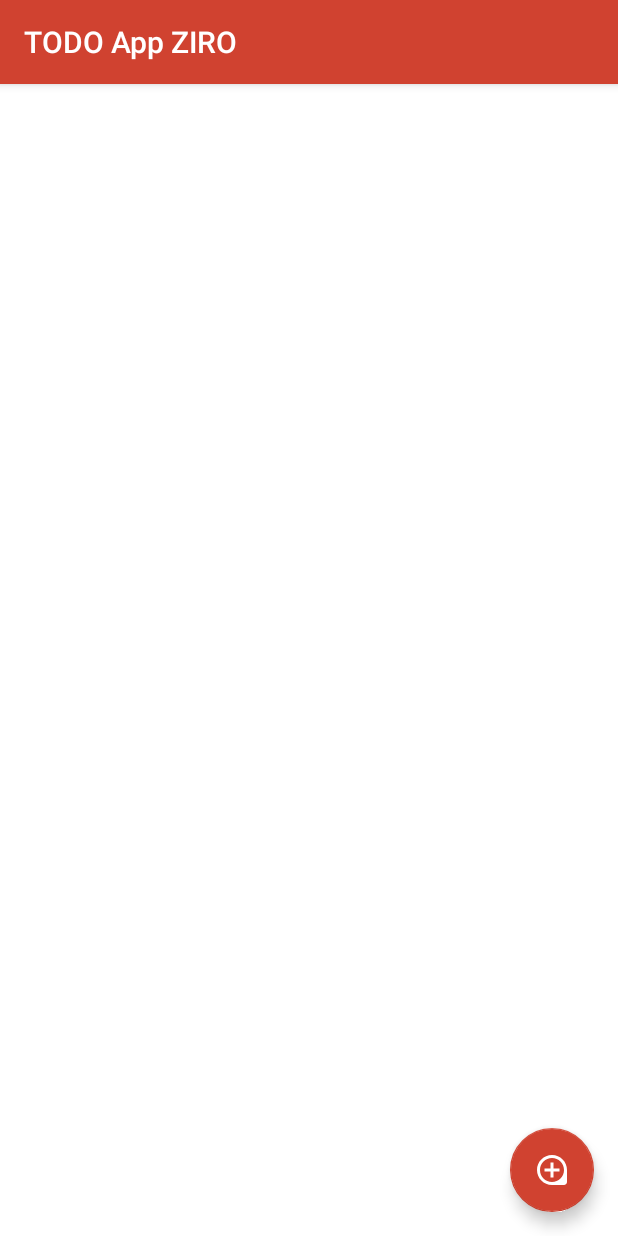
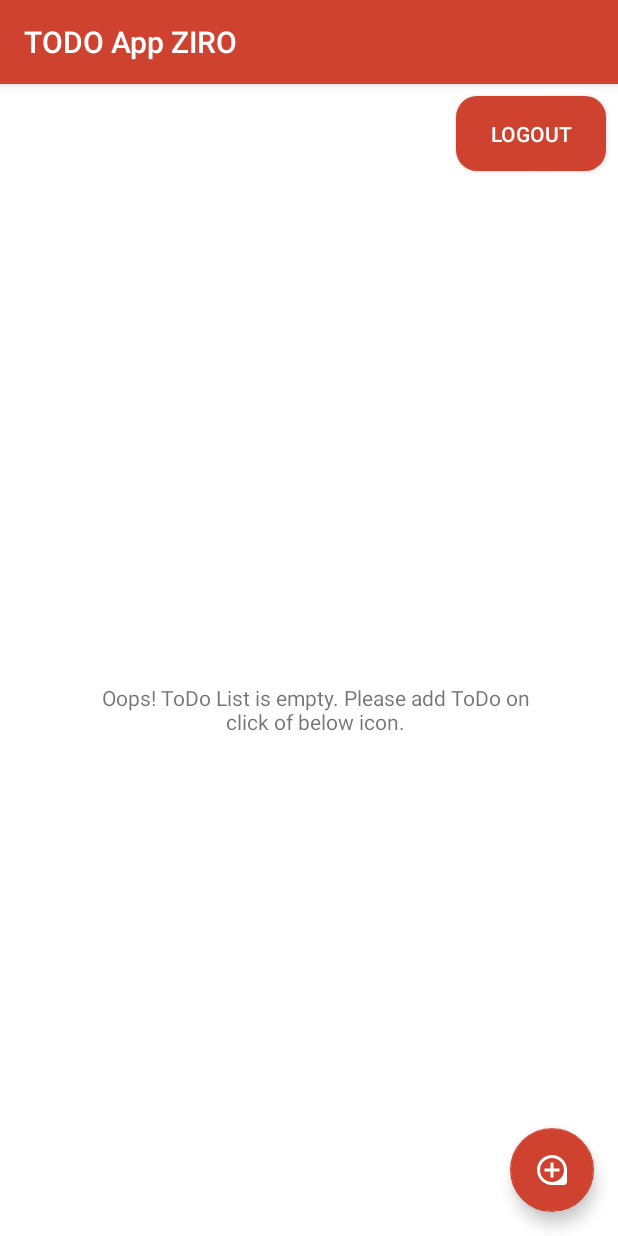
Before and after one commit to shubhamkhuva/ToDo-App, an Android app: the HomeActivity screen opened directly, with no data from a screen before it, on a phone screen of 412 x 824 dp. Run offline under Robolectric (Android 15) with nearby library versions, the phone set to English and light mode, and no system bars.

Commit message:
Minor Changes

```diff
--- a/app/src/main/AndroidManifest.xml
+++ b/app/src/main/AndroidManifest.xml
@@ -10,7 +10,7 @@
         android:roundIcon="@mipmap/ic_launcher_round"
         android:supportsRtl="true"
         android:theme="@style/AppTheme">
-        <activity android:name=".activities.LoginActivity">
+        <activity android:name=".activities.SplashScreen">
             <intent-filter>
                 <action android:name="android.intent.action.MAIN" />
 
@@ -19,6 +19,7 @@
         </activity>
         <activity android:name=".activities.HomeActivity"/>
         <activity android:name=".activities.RegisterActivity"/>
+        <activity android:name=".activities.LoginActivity"/>
     </application>
 
 </manifest>
--- a/app/src/main/java/com/shubhamkhuva/todoappziro/activities/HomeActivity.kt
+++ b/app/src/main/java/com/shubhamkhuva/todoappziro/activities/HomeActivity.kt
@@ -1,8 +1,10 @@
 package com.shubhamkhuva.todoappziro.activities
 
+import android.content.Intent
 import android.support.v7.app.AppCompatActivity
 import android.os.Bundle
 import android.support.v7.widget.LinearLayoutManager
+import android.view.View
 import com.shubhamkhuva.newday.adapter.ToDoListAdapter
 import com.shubhamkhuva.todoappziro.models.ToDoModel
 import kotlinx.android.synthetic.main.activity_home.*
@@ -11,6 +13,7 @@ import org.json.JSONObject
 import kotlin.collections.ArrayList
 import android.widget.*
 import com.shubhamkhuva.todoappziro.R
+import com.shubhamkhuva.todoappziro.utils.GeneralUtils
 import com.shubhamkhuva.todoappziro.utils.ToDoDialog
 
 class HomeActivity : AppCompatActivity() {
@@ -28,19 +31,41 @@ class HomeActivity : AppCompatActivity() {
         fab.setOnClickListener { view ->
             ToDoDialog().openAdd(this,"","","","")
         }
+        logout.setOnClickListener {
+            GeneralUtils().saveToSharedPerfBoolean(this,"login",false)
+            val intent = Intent(applicationContext, LoginActivity::class.java)
+            startActivity(intent)
+        }
     }
 
-    public fun readDatafromDB() {
+    fun readDatafromDB() {
         val taskLists = dbHelper?.getResults()
-        toDoModel.clear()
-        if (taskLists != null) {
-            for (i in 0 until taskLists.length()) {
-                toDoModel.add(ToDoModel((taskLists[i] as JSONObject).get("id").toString(),(taskLists[i] as JSONObject).get("TaskName").toString(),(taskLists[i] as JSONObject).get("Date").toString(),(taskLists[i] as JSONObject).get("Time").toString(),(taskLists[i] as JSONObject).get("Status").toString()))
+        if(taskLists!!.length()>0) {
+            toDoModel.clear()
+            if (taskLists != null) {
+                for (i in 0 until taskLists.length()) {
+                    toDoModel.add(
+                        ToDoModel(
+                            (taskLists[i] as JSONObject).get("id").toString(),
+                            (taskLists[i] as JSONObject).get("TaskName").toString(),
+                            (taskLists[i] as JSONObject).get("Date").toString(),
+                            (taskLists[i] as JSONObject).get("Time").toString(),
+                            (taskLists[i] as JSONObject).get("Status").toString()
+                        )
+                    )
+                }
             }
+
+            val adapter = ToDoListAdapter(toDoModel, this)
+            recycle_todo.adapter = adapter
+            emptytodo.visibility = View.GONE
         }
-
-        val adapter = ToDoListAdapter(toDoModel,this)
-        recycle_todo.adapter = adapter
+        else{
+            toDoModel.clear()
+            val adapter = ToDoListAdapter(toDoModel, this)
+            recycle_todo.adapter = adapter
+            emptytodo.visibility = View.VISIBLE
+        }
     }
 
     fun deleteToDo(notes:String){
@@ -52,7 +77,6 @@ class HomeActivity : AppCompatActivity() {
     }
     fun updateDataToDo(id:String,notes:String,date:String,time:String){
         ToDoDialog().openAdd(this,id,notes,date,time)
-
     }
 
 }
--- a/app/src/main/res/layout/activity_home.xml
+++ b/app/src/main/res/layout/activity_home.xml
@@ -5,10 +5,16 @@
                                              android:layout_width="match_parent"
                                              android:layout_height="match_parent"
                                              tools:context=".activities.HomeActivity" android:background="#FFF">
+    <Button
+            android:text="Logout"
+            android:layout_width="100dp"
+            android:layout_height="50dp" android:id="@+id/logout" android:background="@drawable/buttonui"
+            android:textColor="#FFF" android:layout_marginEnd="8dp" app:layout_constraintEnd_toEndOf="parent"
+            android:layout_marginRight="8dp" android:layout_marginTop="8dp" app:layout_constraintTop_toTopOf="parent"/>
     <android.support.v7.widget.RecyclerView
             android:layout_width="match_parent"
             android:layout_height="wrap_content" android:id="@+id/recycle_todo"
-            app:layout_constraintTop_toTopOf="parent"/>
+            android:layout_marginTop="8dp" app:layout_constraintTop_toBottomOf="@+id/logout"/>
 
 
     <android.support.design.widget.FloatingActionButton
@@ -21,5 +27,14 @@
             android:layout_marginBottom="16dp"
             app:layout_constraintBottom_toBottomOf="parent"
             app:backgroundTint="#D04230"/>
+    <TextView
+            android:text="Oops! ToDo List is empty. Please add ToDo on click of below icon."
+            android:layout_width="300dp"
+            android:layout_height="wrap_content" android:id="@+id/emptytodo"
+            app:layout_constraintEnd_toEndOf="@+id/recycle_todo"
+            app:layout_constraintStart_toStartOf="@+id/recycle_todo" android:layout_marginLeft="8dp"
+            android:layout_marginStart="8dp" android:layout_marginBottom="8dp"
+            app:layout_constraintBottom_toBottomOf="parent" android:layout_marginTop="8dp"
+            app:layout_constraintTop_toTopOf="@+id/recycle_todo" android:gravity="center"/>
 
 </android.support.constraint.ConstraintLayout>
```
Also changed, not shown: app/src/main/java/com/shubhamkhuva/todoappziro/activities/LoginActivity.kt (+7 -2 lines), app/src/main/java/com/shubhamkhuva/todoappziro/activities/RegisterActivity.kt (+6 -1 lines), app/src/main/java/com/shubhamkhuva/todoappziro/activities/SplashScreen.kt (added, +36 -0 lines), app/src/main/java/com/shubhamkhuva/todoappziro/utils/GeneralUtils.kt (added, +32 -0 lines), app/src/main/res/layout/activity_splashscreen.xml (added, +25 -0 lines), app/src/main/java/com/shubhamkhuva/todoappziro/utils/ToDoDialog.kt (line endings or trailing spaces).
